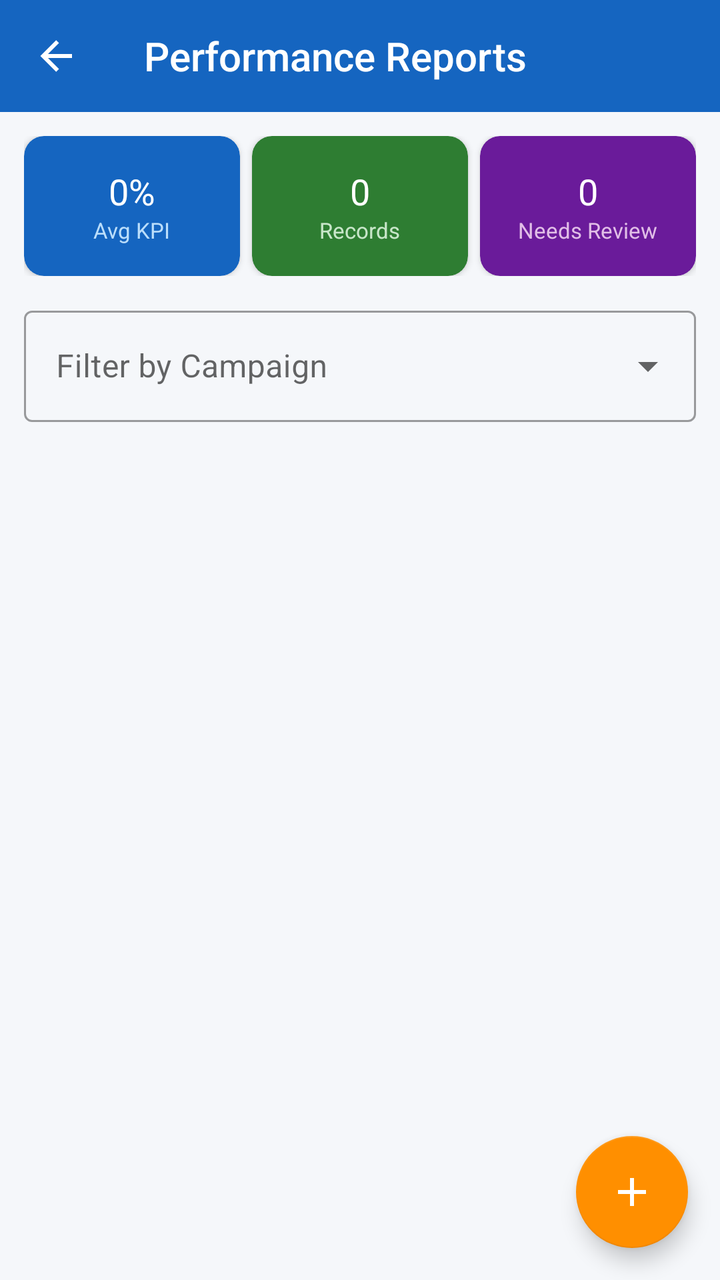
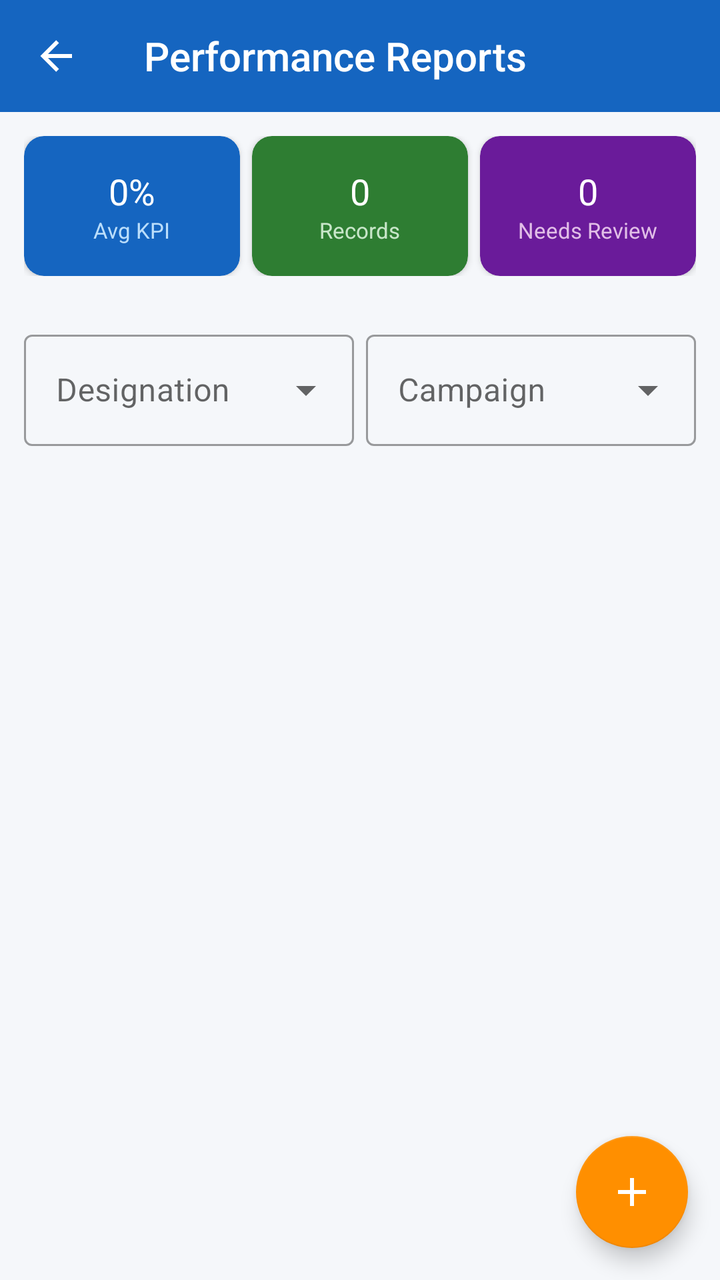

The first picture is an Android layout as it rendered before a commit; the second is the same layout after the commit. The layout source and the unified diff follow.
<!-- AndroidManifest.xml: application theme Theme.WorkVerse -->
<!-- res/layout/activity_admin_performance.xml -->
<?xml version="1.0" encoding="utf-8"?>
<androidx.coordinatorlayout.widget.CoordinatorLayout xmlns:android="http://schemas.android.com/apk/res/android"
    xmlns:app="http://schemas.android.com/apk/res-auto"
    android:layout_width="match_parent" android:layout_height="match_parent"
    android:background="@color/background">

    <LinearLayout android:layout_width="match_parent" android:layout_height="match_parent"
        android:orientation="vertical">

        <androidx.appcompat.widget.Toolbar android:id="@+id/toolbar"
            android:layout_width="match_parent" android:layout_height="?attr/actionBarSize"
            style="@style/WorkVerse.Toolbar" app:title="Performance Reports" app:navigationIcon="@drawable/ic_back"/>

        
        <LinearLayout android:layout_width="match_parent" android:layout_height="wrap_content"
            android:orientation="horizontal" android:padding="12dp">

            <androidx.cardview.widget.CardView
                android:layout_width="0dp" android:layout_height="70dp" android:layout_weight="1"
                android:layout_marginEnd="6dp" app:cardCornerRadius="10dp" app:cardElevation="2dp"
                app:cardBackgroundColor="@color/card_blue">
                <LinearLayout android:layout_width="match_parent" android:layout_height="match_parent"
                    android:gravity="center" android:orientation="vertical">
                    <TextView android:id="@+id/tvAvgKpi" android:layout_width="wrap_content"
                        android:layout_height="wrap_content" android:text="0%"
                        android:textColor="@color/white" android:textSize="18sp" android:fontFamily="sans-serif-bold"/>
                    <TextView android:layout_width="wrap_content" android:layout_height="wrap_content"
                        android:text="Avg KPI" android:textColor="#BBDEFB" android:textSize="11sp"/>
                </LinearLayout>
            </androidx.cardview.widget.CardView>

            <androidx.cardview.widget.CardView
                android:layout_width="0dp" android:layout_height="70dp" android:layout_weight="1"
                android:layout_marginEnd="6dp" app:cardCornerRadius="10dp" app:cardElevation="2dp"
                app:cardBackgroundColor="@color/card_green">
                <LinearLayout android:layout_width="match_parent" android:layout_height="match_parent"
                    android:gravity="center" android:orientation="vertical">
                    <TextView android:id="@+id/tvTotalRecords" android:layout_width="wrap_content"
                        android:layout_height="wrap_content" android:text="0"
                        android:textColor="@color/white" android:textSize="18sp" android:fontFamily="sans-serif-bold"/>
                    <TextView android:layout_width="wrap_content" android:layout_height="wrap_content"
                        android:text="Records" android:textColor="#C8E6C9" android:textSize="11sp"/>
                </LinearLayout>
            </androidx.cardview.widget.CardView>

            <androidx.cardview.widget.CardView
                android:layout_width="0dp" android:layout_height="70dp" android:layout_weight="1"
                app:cardCornerRadius="10dp" app:cardElevation="2dp"
                app:cardBackgroundColor="@color/card_purple">
                <LinearLayout android:layout_width="match_parent" android:layout_height="match_parent"
                    android:gravity="center" android:orientation="vertical">
                    <TextView android:id="@+id/tvNeedsReview" android:layout_width="wrap_content"
                        android:layout_height="wrap_content" android:text="0"
                        android:textColor="@color/white" android:textSize="18sp" android:fontFamily="sans-serif-bold"/>
                    <TextView android:layout_width="wrap_content" android:layout_height="wrap_content"
                        android:text="Needs Review" android:textColor="#E1BEE7" android:textSize="11sp"/>
                </LinearLayout>
            </androidx.cardview.widget.CardView>
        </LinearLayout>

        
        <com.google.android.material.textfield.TextInputLayout
            style="@style/Widget.MaterialComponents.TextInputLayout.OutlinedBox.ExposedDropdownMenu"
            android:layout_width="match_parent" android:layout_height="wrap_content"
            android:layout_marginStart="12dp" android:layout_marginEnd="12dp"
            android:layout_marginBottom="8dp">
            <AutoCompleteTextView
                android:id="@+id/actCampaignFilter"
                android:layout_width="match_parent" android:layout_height="wrap_content"
                android:hint="Filter by Campaign"
                android:inputType="none"/>
        </com.google.android.material.textfield.TextInputLayout>

        <androidx.recyclerview.widget.RecyclerView android:id="@+id/recyclerView"
            android:layout_width="match_parent" android:layout_height="0dp"
            android:layout_weight="1" android:padding="8dp" android:clipToPadding="false"
            android:paddingBottom="80dp"/>

        <TextView android:id="@+id/tvEmpty" android:layout_width="match_parent"
            android:layout_height="wrap_content" android:text="No performance records yet.\nTap + to add one."
            android:gravity="center" android:padding="40dp"
            android:textColor="@color/text_secondary" android:textSize="15sp" android:visibility="gone"/>

        <ProgressBar android:id="@+id/progressBar" android:layout_width="wrap_content"
            android:layout_height="wrap_content" android:layout_gravity="center" android:visibility="gone"/>
    </LinearLayout>

    <com.google.android.material.floatingactionbutton.FloatingActionButton
        android:id="@+id/fabAdd"
        android:layout_width="wrap_content" android:layout_height="wrap_content"
        android:layout_gravity="bottom|end" android:layout_margin="16dp"
        app:srcCompat="@drawable/ic_add" app:tint="@android:color/white"/>
</androidx.coordinatorlayout.widget.CoordinatorLayout>
<!-- resources referenced by this layout -->
<resources>
  <color name="background">#F5F7FA</color>
  <color name="card_blue">#1565C0</color>
  <color name="card_green">#2E7D32</color>
  <color name="card_purple">#6A1B9A</color>
  <color name="text_secondary">#757575</color>
  <color name="white">#FFFFFF</color>
  <!-- drawable ic_add (drawable) -->
  <?xml version="1.0" encoding="utf-8"?>
  <vector xmlns:android="http://schemas.android.com/apk/res/android" android:width="24dp" android:height="24dp" android:viewportWidth="24" android:viewportHeight="24">
      <path android:fillColor="#FFFFFF" android:pathData="M19,13H13V19H11V13H5V11H11V5H13V11H19V13Z"/>
  </vector>
  <!-- drawable ic_back (drawable) -->
  <?xml version="1.0" encoding="utf-8"?>
  <vector xmlns:android="http://schemas.android.com/apk/res/android" android:width="24dp" android:height="24dp" android:viewportWidth="24" android:viewportHeight="24">
      <path android:fillColor="#FFFFFF" android:pathData="M20,11V13H8L13.5,18.5L12.08,19.92L4.16,12L12.08,4.08L13.5,5.5L8,11H20Z"/>
  </vector>
  <style name="WorkVerse.Toolbar" parent="Widget.AppCompat.Toolbar">
          <item name="android:background">@color/primary</item>
          <item name="android:theme">@style/ThemeOverlay.AppCompat.Dark.ActionBar</item>
      </style>
  <style name="Theme.WorkVerse" parent="Theme.MaterialComponents.Light.NoActionBar">
          <item name="colorPrimary">@color/primary</item>
          <item name="colorPrimaryVariant">@color/primary_dark</item>
          <item name="colorOnPrimary">@color/white</item>
          <item name="colorSecondary">@color/accent</item>
          <item name="android:colorBackground">@color/background</item>
          <item name="android:statusBarColor">@color/primary_dark</item>
      </style>
  <color name="primary">#1565C0</color>
  <color name="primary_dark">#0D47A1</color>
  <color name="accent">#FF8F00</color>
</resources>

<!-- the commit's change to res/layout/activity_admin_performance.xml (unified diff, before → after) -->
@@ -59,17 +59,29 @@
         </LinearLayout>
 
         
-        <com.google.android.material.textfield.TextInputLayout
-            style="@style/Widget.MaterialComponents.TextInputLayout.OutlinedBox.ExposedDropdownMenu"
+        <LinearLayout android:id="@+id/filterRow"
             android:layout_width="match_parent" android:layout_height="wrap_content"
-            android:layout_marginStart="12dp" android:layout_marginEnd="12dp"
-            android:layout_marginBottom="8dp">
-            <AutoCompleteTextView
-                android:id="@+id/actCampaignFilter"
-                android:layout_width="match_parent" android:layout_height="wrap_content"
-                android:hint="Filter by Campaign"
-                android:inputType="none"/>
-        </com.google.android.material.textfield.TextInputLayout>
+            android:orientation="horizontal" android:padding="12dp">
+
+            <com.google.android.material.textfield.TextInputLayout
+                style="@style/Widget.MaterialComponents.TextInputLayout.OutlinedBox.ExposedDropdownMenu"
+                android:layout_width="0dp" android:layout_height="wrap_content" android:layout_weight="1"
+                android:layout_marginEnd="6dp">
+                <AutoCompleteTextView
+                    android:id="@+id/actDesignationFilter"
+                    android:layout_width="match_parent" android:layout_height="wrap_content"
+                    android:hint="Designation" android:inputType="none"/>
+            </com.google.android.material.textfield.TextInputLayout>
+
+            <com.google.android.material.textfield.TextInputLayout
+                style="@style/Widget.MaterialComponents.TextInputLayout.OutlinedBox.ExposedDropdownMenu"
+                android:layout_width="0dp" android:layout_height="wrap_content" android:layout_weight="1">
+                <AutoCompleteTextView
+                    android:id="@+id/actCampaignFilter"
+                    android:layout_width="match_parent" android:layout_height="wrap_content"
+                    android:hint="Campaign" android:inputType="none"/>
+            </com.google.android.material.textfield.TextInputLayout>
+        </LinearLayout>
 
         <androidx.recyclerview.widget.RecyclerView android:id="@+id/recyclerView"
             android:layout_width="match_parent" android:layout_height="0dp"
